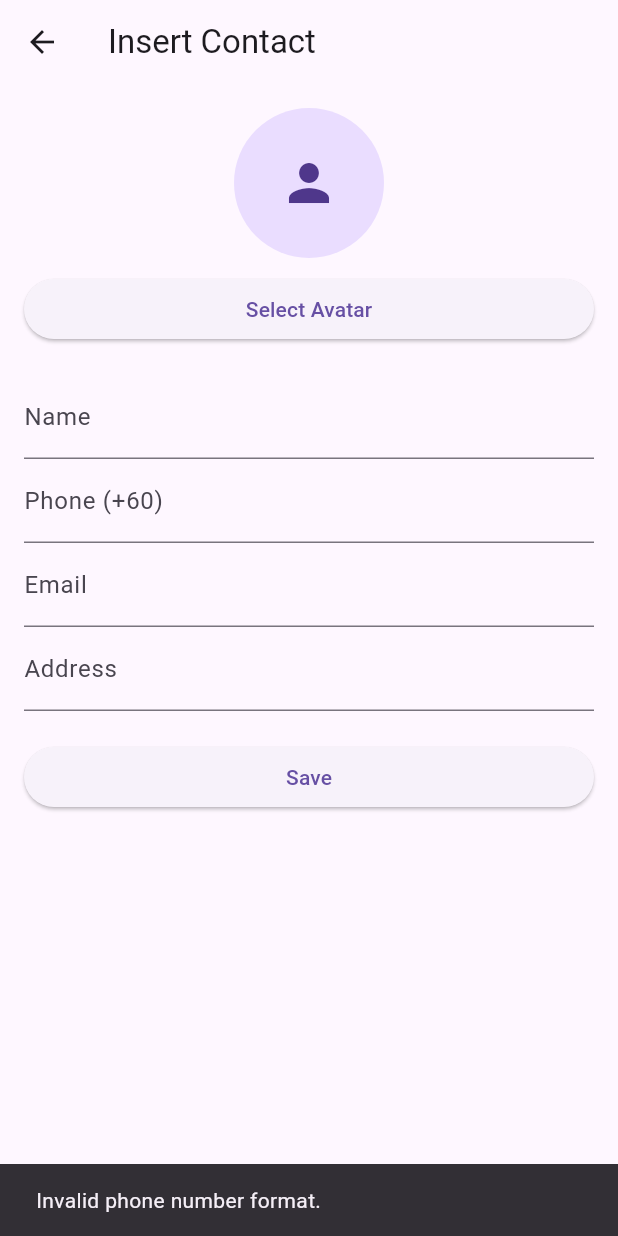
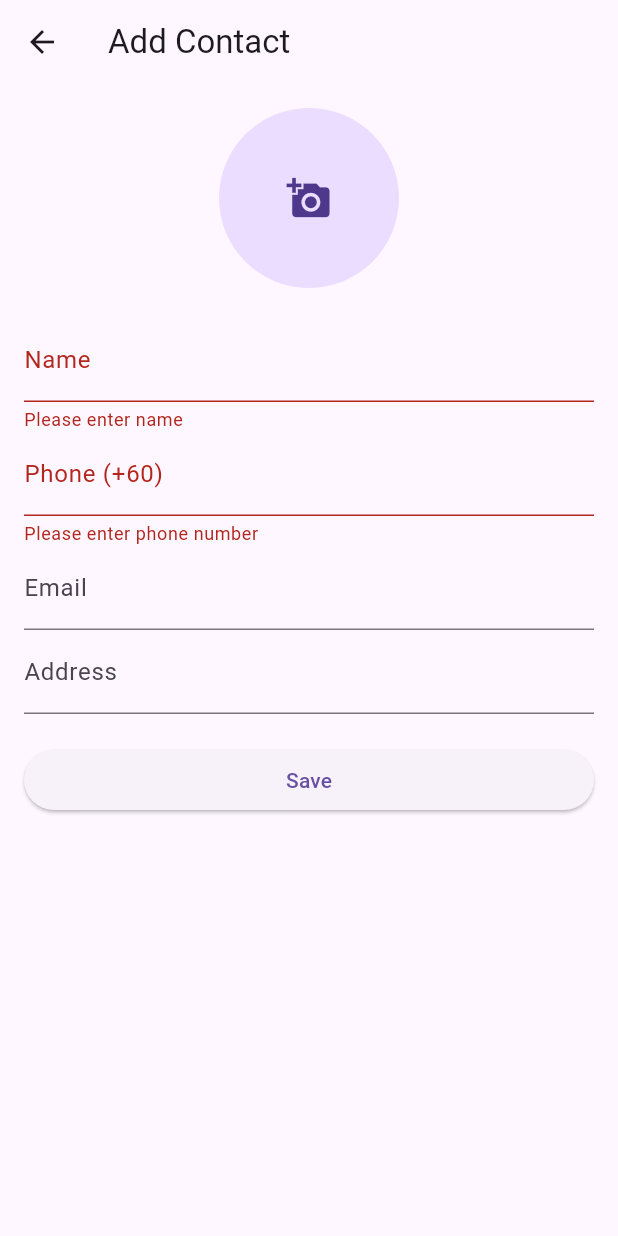
Before and after one commit to XiaolongYin55/address-book, a Flutter app: the ContactInsertPage screen opened directly, after a tap on "Save", on a phone screen of 412 x 824 dp. Run offline on Flutter 3.47's test engine with Material 3 defaults, Android fonts, the phone set to English and light mode, and no system bars; our stand-ins replace image_picker, sqflite; accounts and stored records are empty.

Commit message:
Image storage persistence

```diff
--- a/lib/pages/ContactInsertPage.dart
+++ b/lib/pages/ContactInsertPage.dart
@@ -1,11 +1,11 @@
 import 'dart:io';
-
 import 'package:flutter/material.dart';
-import 'package:flutter/services.dart';
 import 'package:image_picker/image_picker.dart';
-import 'package:path_provider/path_provider.dart';
 import '../models/contact.dart';
 import '../services/db_helper.dart';
+import 'package:path_provider/path_provider.dart';
+import 'package:path/path.dart' as p;
+import 'package:flutter/services.dart';
 
 class ContactInsertPage extends StatefulWidget {
   const ContactInsertPage({super.key});
@@ -15,103 +15,47 @@ class ContactInsertPage extends StatefulWidget {
 }
 
 class _ContactInsertPageState extends State<ContactInsertPage> {
-  final nameController = TextEditingController();
-  final phoneController = TextEditingController();
-  final emailController = TextEditingController();
-  final addressController = TextEditingController();
-  final avatarController = TextEditingController();
+  final _formKey = GlobalKey<FormState>();
+  final _nameController = TextEditingController();
+  final _phoneController = TextEditingController();
+  final _emailController = TextEditingController();
+  final _addressController = TextEditingController();
+  File? _avatarImage;
 
-  File? avatarPreview;
-
-  Future<void> selectAvatar() async {
+  Future<void> _pickImage() async {
     final picker = ImagePicker();
     final pickedFile = await picker.pickImage(source: ImageSource.gallery);
-    if (pickedFile == null) return;
+    if (pickedFile != null) {
+      final appDir = await getApplicationDocumentsDirectory();
+      final imgDir = Directory(p.join(appDir.path, 'img'));
 
-    try {
-      final appDir = await getApplicationDocumentsDirectory();
-      final fileName =
-          DateTime.now().microsecondsSinceEpoch.toString() + '.jpg';
-      final savedImage =
-          await File(pickedFile.path).copy('${appDir.path}/$fileName');
+      if (!await imgDir.exists()) {
+        await imgDir.create(recursive: true);
+      }
 
-      avatarController.text = savedImage.path;
-      print('Saved avatar path: ${savedImage.path}');
-      print('File exists: ${await savedImage.exists()}');
+      final String newPath = p.join(imgDir.path, '${DateTime.now().microsecondsSinceEpoch}.jpg');
+      final File newImage = await File(pickedFile.path).copy(newPath);
+
       setState(() {
-        avatarPreview = savedImage;
+        _avatarImage = newImage;
       });
-    } catch (e) {
-      print('Error saving image: $e');
+
+      print('Saved avatar to: $newPath');
     }
   }
 
-  @override
-  Widget build(BuildContext context) {
-    return Scaffold(
-      appBar: AppBar(title: const Text('Insert Contact')),
-      body: Padding(
-        padding: const EdgeInsets.all(16.0),
-        child: ListView(
-          children: [
-            Center(
-              child: CircleAvatar(
-                radius: 50,
-                backgroundImage:
-                    avatarPreview != null ? FileImage(avatarPreview!) : null,
-                child: avatarPreview == null
-                    ? const Icon(Icons.person, size: 40)
-                    : null,
-              ),
-            ),
-            const SizedBox(height: 10),
-            ElevatedButton(
-              onPressed: selectAvatar,
-              child: const Text('Select Avatar'),
-            ),
-            const SizedBox(height: 20),
-            TextField(
-              controller: nameController,
-              decoration: const InputDecoration(labelText: 'Name'),
-            ),
-            TextField(
-              controller: phoneController,
-              keyboardType: TextInputType.phone,
-              decoration: const InputDecoration(
-                labelText: 'Phone (+60)',
-                hintText: 'e.g. 1127309358',
-              ),
-              inputFormatters: [
-                FilteringTextInputFormatter.digitsOnly,
-                LengthLimitingTextInputFormatter(10),
-              ],
-            ),
-            TextField(
-              controller: emailController,
-              keyboardType: TextInputType.emailAddress,
-              decoration: const InputDecoration(
-                labelText: 'Email',
-                hintText: 'e.g. paul@google.com',
-              ),
-            ),
-            TextField(
-              controller: addressController,
-              decoration: const InputDecoration(labelText: 'Address'),
-            ),
-            const SizedBox(height: 20),
-            ElevatedButton(
-              onPressed: () async {
-                //* ------------------ Validate email & phone format ------------------------
-                final rawPhone = phoneController.text.trim();
-                final formattedPhone = '+60 ${rawPhone}';
-                final email = emailController.text.trim();
+  Future<void> _saveContact() async {
+    if (_formKey.currentState!.validate()) {
+      final rawPhone = _phoneController.text.trim();
+      final formattedPhone = '+60 $rawPhone';
+      final email = _emailController.text.trim();
+
       final phoneRegex = RegExp(r'^\d{9,10}$');
       final emailRegex = RegExp(r'^\S+@\S+\.\S+$');
 
       if (!phoneRegex.hasMatch(rawPhone)) {
         ScaffoldMessenger.of(context).showSnackBar(
-                    const SnackBar(
-                        content: Text('Invalid phone number format.')),
+          const SnackBar(content: Text('Invalid phone number format.')),
         );
         return;
       }
@@ -123,22 +67,89 @@ class _ContactInsertPageState extends State<ContactInsertPage> {
         return;
       }
 
-                final contact = Contact(
-                  name: nameController.text.trim(),
+      String avatarRelativePath = '';
+      if (_avatarImage != null) {
+        final appDir = await getApplicationDocumentsDirectory();
+        avatarRelativePath = p.relative(_avatarImage!.path, from: appDir.path);
+      }
+
+      final newContact = Contact(
+        name: _nameController.text.trim(),
         phone: formattedPhone,
         email: email,
-                  address: addressController.text.trim(),
-                  avatar: avatarController.text,
+        address: _addressController.text.trim(),
+        avatar: avatarRelativePath,
       );
 
-                await DBHelper().insertContact(contact);
+      await DBHelper().insertContact(newContact);
       Navigator.pop(context, true);
-              },
+    }
+  }
+
+  @override
+  Widget build(BuildContext context) {
+    return Scaffold(
+      appBar: AppBar(title: const Text('Add Contact')),
+      body: Padding(
+        padding: const EdgeInsets.all(16.0),
+        child: Form(
+          key: _formKey,
+          child: ListView(
+            children: [
+              GestureDetector(
+                onTap: _pickImage,
+                child: CircleAvatar(
+                  radius: 60,
+                  backgroundImage: _avatarImage != null
+                      ? FileImage(_avatarImage!)
+                      : null,
+                  child: _avatarImage == null
+                      ? const Icon(Icons.add_a_photo, size: 30)
+                      : null,
+                ),
+              ),
+              const SizedBox(height: 20),
+              TextFormField(
+                controller: _nameController,
+                decoration: const InputDecoration(labelText: 'Name'),
+                validator: (value) =>
+                    value == null || value.isEmpty ? 'Please enter name' : null,
+              ),
+              TextFormField(
+                controller: _phoneController,
+                decoration: const InputDecoration(
+                  labelText: 'Phone (+60)',
+                  hintText: 'e.g. 1127309358',
+                ),
+                keyboardType: TextInputType.phone,
+                inputFormatters: [
+                  FilteringTextInputFormatter.digitsOnly,
+                  LengthLimitingTextInputFormatter(10),
+                ],
+                validator: (value) =>
+                    value == null || value.isEmpty ? 'Please enter phone number' : null,
+              ),
+              TextFormField(
+                controller: _emailController,
+                decoration: const InputDecoration(
+                  labelText: 'Email',
+                  hintText: 'e.g. paul@google.com',
+                ),
+                keyboardType: TextInputType.emailAddress,
+              ),
+              TextFormField(
+                controller: _addressController,
+                decoration: const InputDecoration(labelText: 'Address'),
+              ),
+              const SizedBox(height: 20),
+              ElevatedButton(
+                onPressed: _saveContact,
                 child: const Text('Save'),
               ),
             ],
           ),
         ),
+      ),
     );
   }
 }
```
Also changed, not shown: lib/pages/ContactListPage.dart (+20 -18 lines), lib/pages/ContactUpdatePage.dart (+19 -7 lines), 1 other file. Lines whose indentation alone changed are shown as unchanged.
